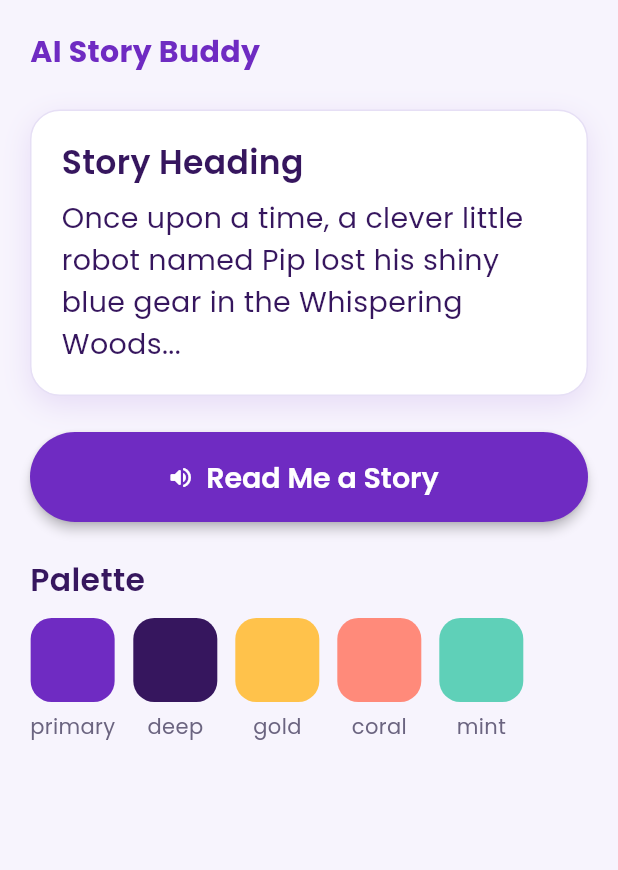
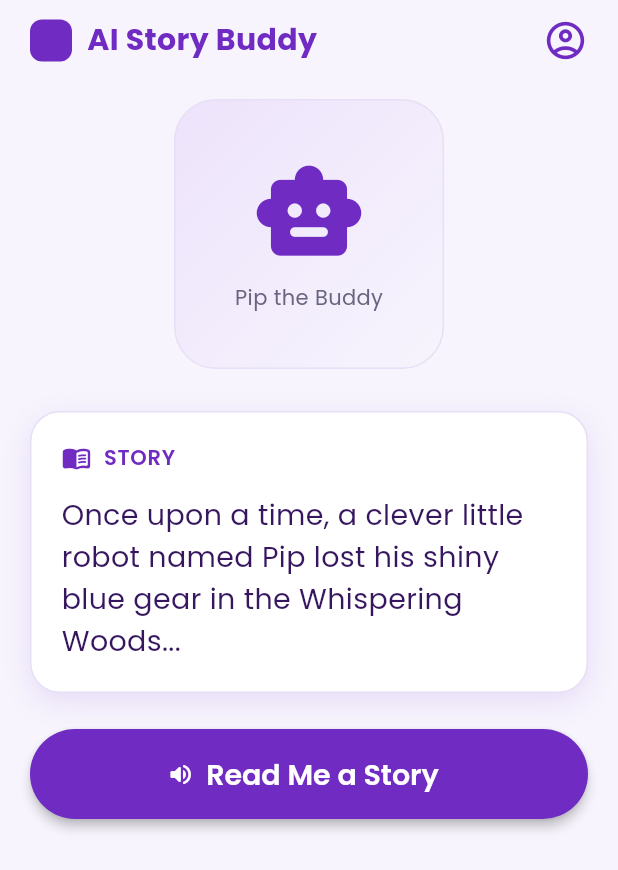
Before and after one commit to xharbitryn/peblo_story_buddy, a Flutter app: the screen it shows after launch, on a phone screen of 412 x 824 dp. Shown: the top 870 px of the screen. Run offline on Flutter 3.47's test engine with Material 3 defaults, Android fonts, the phone set to English and light mode, and no system bars; our stand-ins replace flutter_riverpod.

Commit message:
built static Story Buddy screen (top bar, buddy placeholder, story card, CTA)

```diff
--- a/lib/core/theme/app_colors.dart
+++ b/lib/core/theme/app_colors.dart
@@ -2,31 +2,25 @@ import 'package:flutter/material.dart';
 
 /// Central colour tokens for the Peblo AI Story Buddy.
 ///
-/// Brand colours come straight from Peblo's wireframe. The accents are a small,
-/// principled palette that *supports* the purples without competing
-/// (purples ~70% of the screen, accents ~30%).
+/// Brand colours come straight from Peblo's wireframe.
 class AppColors {
-  AppColors._(); // utility class — never instantiated
+  AppColors._(); // utility class
 
-  // --- Brand (from the Peblo wireframe) ---
-  static const Color primary = Color(0xFF6F2BC2); // vibrant violet
-  static const Color deep = Color(0xFF36165E); // rich indigo-purple
+  // Brand (from the Peblo wireframe)
+  static const Color primary = Color(0xFF6F2BC2); // violet
+  static const Color deep = Color(0xFF36165E); // indigo purple
 
-  // --- Supporting accents ---
+  // Supporting accents
   static const Color gold = Color(0xFFFFC24B); // success / confetti / stars
-  static const Color coral = Color(0xFFFF8A7A); // gentle wrong-answer tint
+  static const Color coral = Color(0xFFFF8A7A); // gentle wrong answer tint
   static const Color mint = Color(0xFF5FD0B8); // secondary highlights
 
-  // --- Neutrals ---
-  static const Color background = Color(
-    0xFFF7F4FD,
-  ); // faint lilac, soft on eyes
+  // Neutrals
+  static const Color background = Color(0xFFF7F4FD);
   static const Color surface = Color(0xFFFFFFFF); // cards
-  static const Color textPrimary = Color(0xFF36165E); // body text = deep purple
-  static const Color textSecondary = Color(0xFF6B6480); // muted captions
-  static const Color border = Color(0xFFE6DFF5); // soft card outline
-  static const Color shadow = Color(
-    0x1F6F2BC2,
-  ); // ~12% purple, pre-baked (no runtime opacity)
+  static const Color textPrimary = Color(0xFF36165E); // body text
+  static const Color textSecondary = Color(0xFF6B6480); // captions
+  static const Color border = Color(0xFFE6DFF5);
+  static const Color shadow = Color(0x1F6F2BC2);
   static const Color white = Color(0xFFFFFFFF);
 }
--- a/lib/core/theme/app_text_styles.dart
+++ b/lib/core/theme/app_text_styles.dart
@@ -1,7 +1,7 @@
 import 'package:flutter/material.dart';
 import 'app_colors.dart';
 
-/// Typography scale. One family (Poppins). Larger sizes + roomy line-heights
+/// Typography scale : One family (Poppins), Larger sizes + roomy line heights
 /// because the audience is young readers (ages 6–10).
 class AppTextStyles {
   AppTextStyles._();
--- a/lib/core/theme/app_theme.dart
+++ b/lib/core/theme/app_theme.dart
@@ -2,7 +2,7 @@ import 'package:flutter/material.dart';
 import 'app_colors.dart';
 
 /// The single source of truth for the app's look.
-/// MaterialApp(theme: AppTheme.light()) makes every widget inherit these styles.
+
 class AppTheme {
   AppTheme._();
 
@@ -23,14 +23,14 @@ class AppTheme {
       useMaterial3: true,
       colorScheme: colorScheme,
       scaffoldBackgroundColor: AppColors.background,
-      fontFamily: 'Poppins', // makes ALL default text render in Poppins
+      fontFamily: 'Poppins', // makes default text render in Poppins
       elevatedButtonTheme: ElevatedButtonThemeData(
         style: ElevatedButton.styleFrom(
           backgroundColor: AppColors.primary,
           foregroundColor: AppColors.white,
           minimumSize: const Size.fromHeight(
             60,
-          ), // big, kid-friendly tap target
+          ), // big, kid friendly tap target
           textStyle: const TextStyle(
             fontFamily: 'Poppins',
             fontSize: 19,
--- /dev/null
+++ b/lib/features/story_buddy/data/story_content.dart
@@ -0,0 +1,8 @@
+/// The story snippet the Buddy narrates.
+class StoryContent {
+  StoryContent._();
+
+  static const String snippet =
+      'Once upon a time, a clever little robot named Pip lost his '
+      'shiny blue gear in the Whispering Woods...';
+}
--- /dev/null
+++ b/lib/features/story_buddy/presentation/story_buddy_screen.dart
@@ -0,0 +1,72 @@
+import 'package:flutter/material.dart';
+import '../../../core/theme/app_colors.dart';
+import '../../../core/theme/app_text_styles.dart';
+import '../data/story_content.dart';
+import 'widgets/buddy_character.dart';
+import 'widgets/story_card.dart';
+import 'widgets/read_story_button.dart';
+
+/// The single screen of the app: Buddy, story card and Read Me a Story
+class StoryBuddyScreen extends StatelessWidget {
+  const StoryBuddyScreen({super.key});
+
+  @override
+  Widget build(BuildContext context) {
+    return Scaffold(
+      body: SafeArea(
+        child: Column(
+          children: [
+            const _TopBar(),
+            Expanded(
+              child: SingleChildScrollView(
+                padding: const EdgeInsets.fromLTRB(20, 8, 20, 28),
+                child: Column(
+                  crossAxisAlignment: CrossAxisAlignment.stretch,
+                  children: [
+                    const SizedBox(height: 8),
+                    const Center(child: BuddyCharacter()),
+                    const SizedBox(height: 28),
+                    const StoryCard(label: 'Story', body: StoryContent.snippet),
+                    const SizedBox(height: 24),
+                    ReadStoryButton(onPressed: () {}),
+                  ],
+                ),
+              ),
+            ),
+          ],
+        ),
+      ),
+    );
+  }
+}
+
+class _TopBar extends StatelessWidget {
+  const _TopBar();
+
+  @override
+  Widget build(BuildContext context) {
+    return Padding(
+      padding: const EdgeInsets.fromLTRB(20, 12, 20, 8),
+      child: Row(
+        children: [
+          Container(
+            width: 28,
+            height: 28,
+            decoration: const BoxDecoration(
+              color: AppColors.primary,
+              borderRadius: BorderRadius.all(Radius.circular(8)),
+            ),
+          ),
+          const SizedBox(width: 10),
+          const Text('AI Story Buddy', style: AppTextStyles.appBarTitle),
+          const Spacer(),
+          const Icon(
+            Icons.account_circle_outlined,
+            color: AppColors.primary,
+            size: 30,
+          ),
+        ],
+      ),
+    );
+  }
+}
--- /dev/null
+++ b/lib/features/story_buddy/presentation/widgets/buddy_character.dart
@@ -0,0 +1,34 @@
+import 'package:flutter/material.dart';
+import '../../../../core/theme/app_colors.dart';
+import '../../../../core/theme/app_text_styles.dart';
+
+/// Placeholder for the AI Buddy (Pip the robot).
+/// TODO: replace with a Lottie idle/celebrate animation (PNG fallback).
+class BuddyCharacter extends StatelessWidget {
+  const BuddyCharacter({super.key});
+
+  @override
+  Widget build(BuildContext context) {
+    return Container(
+      width: 180,
+      height: 180,
+      decoration: BoxDecoration(
+        gradient: const LinearGradient(
+          begin: Alignment.topLeft,
+          end: Alignment.bottomRight,
+          colors: [Color(0xFFEDE3FB), AppColors.background],
+        ),
+        borderRadius: BorderRadius.circular(28),
+        border: Border.all(color: AppColors.border),
+      ),
+      child: const Column(
+        mainAxisAlignment: MainAxisAlignment.center,
+        children: [
+          Icon(Icons.smart_toy_rounded, size: 76, color: AppColors.primary),
+          SizedBox(height: 8),
+          Text('Pip the Buddy', style: AppTextStyles.caption),
+        ],
+      ),
+    );
+  }
+}
--- /dev/null
+++ b/lib/features/story_buddy/presentation/widgets/read_story_button.dart
@@ -0,0 +1,21 @@
+import 'package:flutter/material.dart';
+
+class ReadStoryButton extends StatelessWidget {
+  final VoidCallback? onPressed;
+  final String label;
+
+  const ReadStoryButton({
+    super.key,
+    required this.onPressed,
+    this.label = 'Read Me a Story',
+  });
+
+  @override
+  Widget build(BuildContext context) {
+    return ElevatedButton.icon(
+      onPressed: onPressed,
+      icon: const Icon(Icons.volume_up_rounded),
+      label: Text(label),
+    );
+  }
+}
--- /dev/null
+++ b/lib/features/story_buddy/presentation/widgets/story_card.dart
@@ -0,0 +1,56 @@
+import 'package:flutter/material.dart';
+import '../../../../core/theme/app_colors.dart';
+import '../../../../core/theme/app_text_styles.dart';
+
+/// Displays the story snippet. Built with Container + BoxDecoration
+class StoryCard extends StatelessWidget {
+  final String label;
+  final String body;
+
+  const StoryCard({super.key, required this.label, required this.body});
+
+  @override
+  Widget build(BuildContext context) {
+    return Container(
+      width: double.infinity,
+      padding: const EdgeInsets.all(20),
+      decoration: BoxDecoration(
+        color: AppColors.surface,
+        borderRadius: BorderRadius.circular(20),
+        border: Border.all(color: AppColors.border),
+        boxShadow: const [
+          BoxShadow(
+            color: AppColors.shadow,
+            blurRadius: 16,
+            offset: Offset(0, 6),
+          ),
+        ],
+      ),
+      child: Column(
+        crossAxisAlignment: CrossAxisAlignment.start,
+        children: [
+          Row(
+            children: [
+              const Icon(
+                Icons.menu_book_rounded,
+                size: 20,
+                color: AppColors.primary,
+              ),
+              const SizedBox(width: 8),
+              Text(
+                label.toUpperCase(),
+                style: AppTextStyles.caption.copyWith(
+                  color: AppColors.primary,
+                  fontWeight: FontWeight.w600,
+                  letterSpacing: 0.5,
+                ),
+              ),
+            ],
+          ),
+          const SizedBox(height: 14),
+          Text(body, style: AppTextStyles.storyBody),
+        ],
+      ),
+    );
+  }
+}
--- a/lib/main.dart
+++ b/lib/main.dart
@@ -1,8 +1,7 @@
 import 'package:flutter/material.dart';
 import 'package:flutter_riverpod/flutter_riverpod.dart';
-import 'core/theme/app_colors.dart';
-import 'core/theme/app_text_styles.dart';
 import 'core/theme/app_theme.dart';
+import 'features/story_buddy/presentation/story_buddy_screen.dart';
 
 void main() {
   runApp(const ProviderScope(child: PebloApp()));
@@ -17,103 +16,7 @@ class PebloApp extends StatelessWidget {
       title: 'AI Story Buddy',
       debugShowCheckedModeBanner: false,
       theme: AppTheme.light(),
-      home: const ThemePreviewScreen(),
+      home: const StoryBuddyScreen(),
     );
   }
 }
-
-/// TEMPORARY — verifies the design tokens render correctly.
-/// Phase 2 replaces this with the real StoryBuddyScreen.
-class ThemePreviewScreen extends StatelessWidget {
-  const ThemePreviewScreen({super.key});
-
-  @override
-  Widget build(BuildContext context) {
-    return Scaffold(
-      body: SafeArea(
-        child: SingleChildScrollView(
-          padding: const EdgeInsets.all(20),
-          child: Column(
-            crossAxisAlignment: CrossAxisAlignment.start,
-            children: [
-              Text('AI Story Buddy', style: AppTextStyles.appBarTitle),
-              const SizedBox(height: 24),
-              Container(
-                width: double.infinity,
-                padding: const EdgeInsets.all(20),
-                decoration: BoxDecoration(
-                  color: AppColors.surface,
-                  borderRadius: BorderRadius.circular(20),
-                  border: Border.all(color: AppColors.border),
-                  boxShadow: const [
-                    BoxShadow(
-                      color: AppColors.shadow,
-                      blurRadius: 16,
-                      offset: Offset(0, 6),
-                    ),
-                  ],
-                ),
-                child: Column(
-                  crossAxisAlignment: CrossAxisAlignment.start,
-                  children: [
-                    Text('Story Heading', style: AppTextStyles.storyHeading),
-                    const SizedBox(height: 8),
-                    Text(
-                      'Once upon a time, a clever little robot named Pip lost his '
-                      'shiny blue gear in the Whispering Woods...',
-                      style: AppTextStyles.storyBody,
-                    ),
-                  ],
-                ),
-              ),
-              const SizedBox(height: 24),
-              ElevatedButton.icon(
-                onPressed: () {},
-                icon: const Icon(Icons.volume_up_rounded),
-                label: const Text('Read Me a Story'),
-              ),
-              const SizedBox(height: 24),
-              Text('Palette', style: AppTextStyles.question),
-              const SizedBox(height: 12),
-              Wrap(
-                spacing: 12,
-                runSpacing: 12,
-                children: const [
-                  _Swatch(color: AppColors.primary, label: 'primary'),
-                  _Swatch(color: AppColors.deep, label: 'deep'),
-                  _Swatch(color: AppColors.gold, label: 'gold'),
-                  _Swatch(color: AppColors.coral, label: 'coral'),
-                  _Swatch(color: AppColors.mint, label: 'mint'),
-                ],
-              ),
-            ],
-          ),
-        ),
-      ),
-    );
-  }
-}
-
-class _Swatch extends StatelessWidget {
-  final Color color;
-  final String label;
-  const _Swatch({required this.color, required this.label});
-
-  @override
-  Widget build(BuildContext context) {
-    return Column(
-      children: [
-        Container(
-          width: 56,
-          height: 56,
-          decoration: BoxDecoration(
-            color: color,
-            borderRadius: BorderRadius.circular(14),
-          ),
-        ),
-        const SizedBox(height: 6),
-        Text(label, style: AppTextStyles.caption),
-      ],
-    );
-  }
-}
```
Also changed, not shown: 1 other file.
